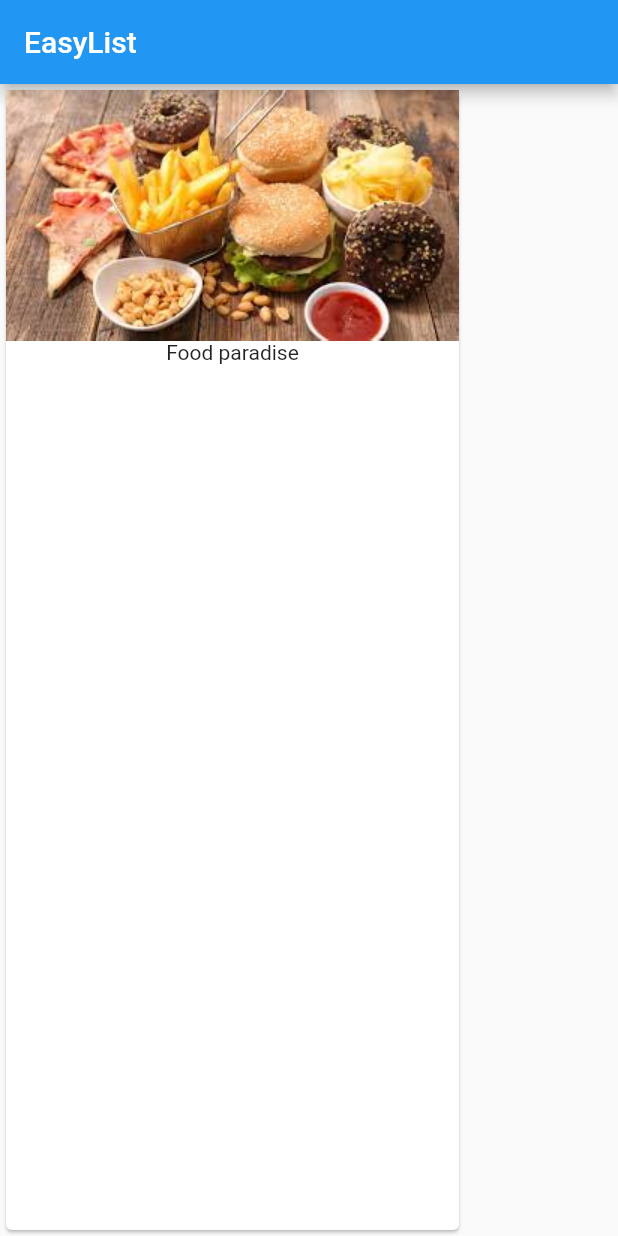
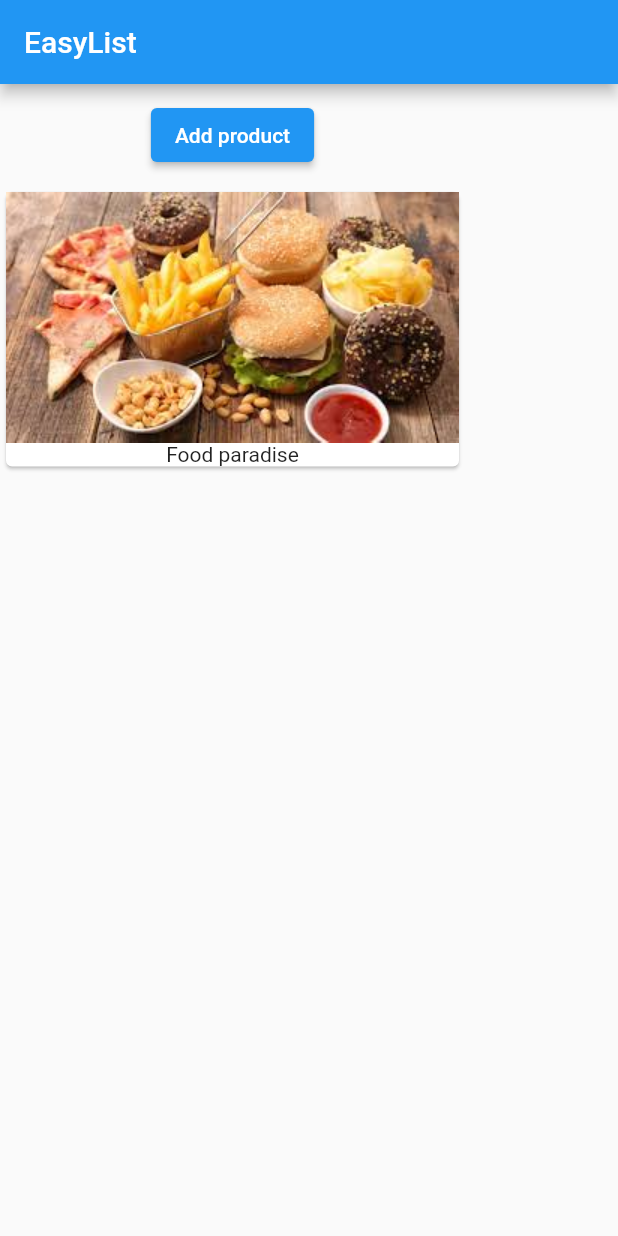
Before and after one commit to Darylabrador/flutter_tuto, a Flutter app: the screen it shows after launch, on a phone screen of 412 x 824 dp. Run offline on Flutter 3.47's test engine with Material 2 defaults, Android fonts, the phone set to English and light mode, and no system bars.

Commit message:
Add button to our app

```diff
--- a/lib/main.dart
+++ b/lib/main.dart
@@ -10,14 +10,20 @@ class MyApp extends StatelessWidget {
         appBar: AppBar(
           title: Text('EasyList'),
         ),
-        body: Card(
-          child: Column(
-            children: <Widget>[
-              Image.asset('assets/food.jpg'),
-              Text('Food paradise')
-            ],
+        body: Column(children: [
+          Container(
+            margin: EdgeInsets.all(10.0),
+            child: ElevatedButton(onPressed: () {}, child: Text('Add product')),
           ),
-        ),
+          Card(
+            child: Column(
+              children: <Widget>[
+                Image.asset('assets/food.jpg'),
+                Text('Food paradise')
+              ],
+            ),
+          )
+        ]),
       ),
     );
   }
```
Also changed, not shown: 1 other file.
